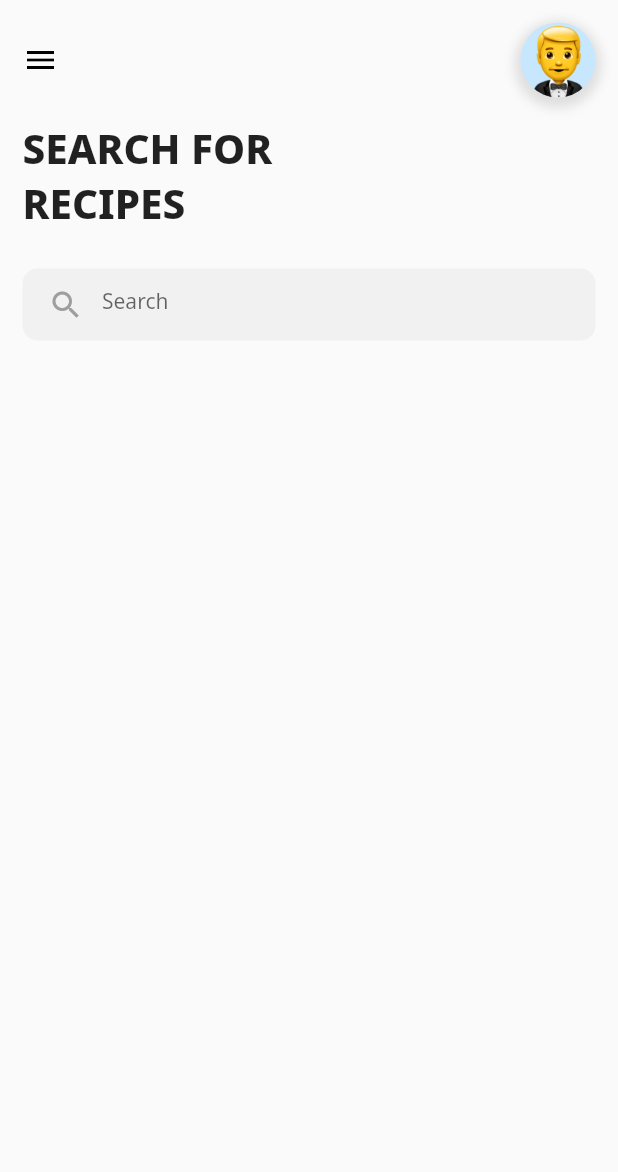
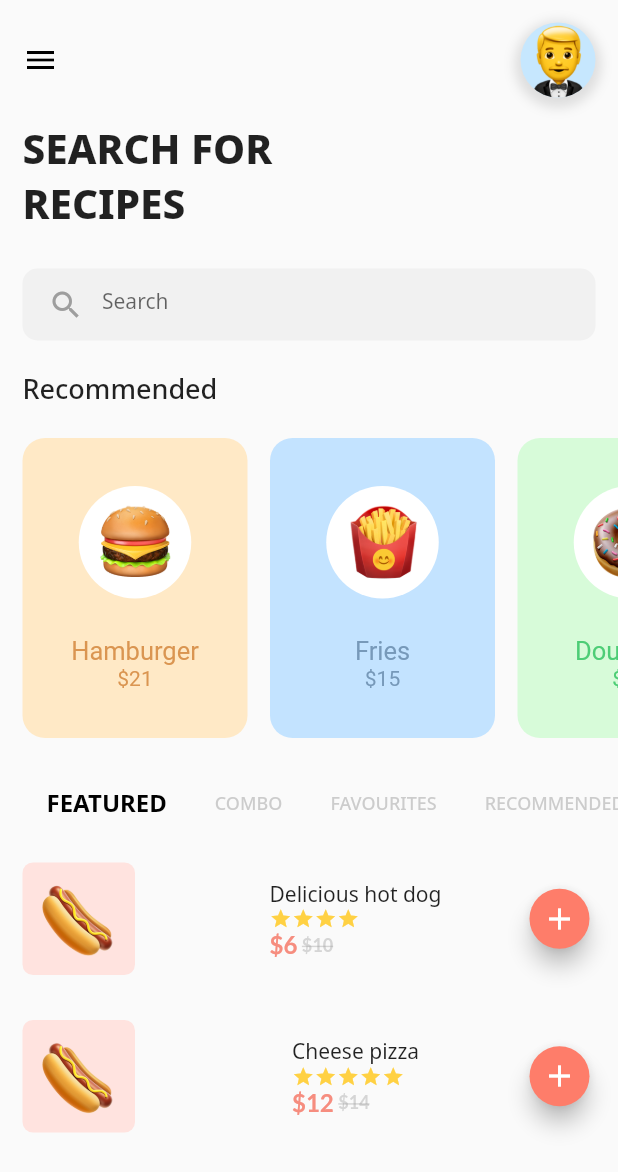
Before and after one commit to DFazekas/food_ordering, a Flutter app: the screen it shows after launch, on a phone screen of 412 x 824 dp. Shown: the top 1172 px of the screen. Run offline on Flutter 3.47's test engine with Material 2 defaults, Android fonts, the phone set to English and light mode, and no system bars; drawn by our look-alikes of smooth_star_rating; our stand-ins replace google_fonts.

Commit message:
Implement Recommendations and Featured sections.

```diff
--- a/lib/screens/dashboard_page.dart
+++ b/lib/screens/dashboard_page.dart
@@ -1,4 +1,5 @@
 import 'package:flutter/material.dart';
+import 'package:food_ordering/screens/food_tabs.dart';
 import 'package:google_fonts/google_fonts.dart';
 
 class Dashboard extends StatefulWidget {
@@ -6,7 +7,16 @@ class Dashboard extends StatefulWidget {
   _DashboardState createState() => _DashboardState();
 }
 
-class _DashboardState extends State<Dashboard> {
+class _DashboardState extends State<Dashboard>
+    with SingleTickerProviderStateMixin {
+  TabController tabController;
+
+  @override
+  void initState() {
+    super.initState();
+    tabController = TabController(vsync: this, length: 4);
+  }
+
   @override
   Widget build(BuildContext context) {
     return Scaffold(
@@ -79,8 +89,140 @@ class _DashboardState extends State<Dashboard> {
               ),
             ),
           ),
+          SizedBox(height: 20.0),
+          // Recommendations.
+          Padding(
+            padding: EdgeInsets.only(left: 15.0),
+            child: Text(
+              "Recommended",
+              style: GoogleFonts.notoSans(
+                  fontWeight: FontWeight.w500, fontSize: 18.0),
+            ),
+          ),
+          SizedBox(height: 20.0),
+          Container(
+              height: 200.0,
+              child: ListView(
+                scrollDirection: Axis.horizontal,
+                children: [
+                  _buildFoodCard(
+                    iconUrl: "assets/burger.png",
+                    foodName: "Hamburger",
+                    price: "21",
+                    boxColor: Color(0xFFFFE9C6),
+                    txtColor: Color(0xFFDA9551),
+                  ),
+                  _buildFoodCard(
+                    iconUrl: "assets/fries.png",
+                    foodName: "Fries",
+                    price: "15",
+                    boxColor: Color(0xFFC3E3FF),
+                    txtColor: Color(0xFF7799B9),
+                  ),
+                  _buildFoodCard(
+                    iconUrl: "assets/doughnut.png",
+                    foodName: "Doughnut",
+                    price: "15",
+                    boxColor: Color(0xFFD7FBD9),
+                    txtColor: Color(0xFF4DCD76),
+                  ),
+                ],
+              )),
+          // Featured.
+          SizedBox(height: 20.0),
+          Padding(
+            padding: EdgeInsets.only(left: 15.0),
+            child: TabBar(
+              controller: tabController,
+              tabs: [
+                Tab(child: Text("FEATURED")),
+                Tab(child: Text("COMBO")),
+                Tab(child: Text("FAVOURITES")),
+                Tab(child: Text("RECOMMENDED")),
+              ],
+              isScrollable: true,
+              indicatorColor: Colors.transparent,
+              labelColor: Colors.black,
+              unselectedLabelColor: Colors.grey.withOpacity(0.5),
+              labelStyle: GoogleFonts.notoSans(
+                  fontSize: 16.0, fontWeight: FontWeight.w700),
+              unselectedLabelStyle: GoogleFonts.notoSans(
+                  fontSize: 12.0, fontWeight: FontWeight.w500),
+            ),
+          ),
+          Container(
+            height: MediaQuery.of(context).size.height - 450.0,
+            child: TabBarView(
+              controller: tabController,
+              children: [
+                FoodTab(),
+                FoodTab(),
+                FoodTab(),
+                FoodTab(),
+              ],
+            ),
+          ),
         ],
       ),
     );
   }
+
+  Widget _buildFoodCard({
+    String iconUrl,
+    String foodName,
+    String price,
+    Color boxColor,
+    Color txtColor,
+  }) {
+    return Padding(
+        padding: EdgeInsets.only(left: 15.0),
+        child: InkWell(
+          onTap: () {},
+          child: Container(
+            height: 175.0,
+            width: 150.0,
+            decoration: BoxDecoration(
+              borderRadius: BorderRadius.circular(15.0),
+              color: boxColor,
+            ),
+            child: Column(
+              mainAxisAlignment: MainAxisAlignment.center,
+              children: [
+                // Item icon.
+                Hero(
+                  tag: foodName,
+                  child: Container(
+                    height: 75.0,
+                    width: 75.0,
+                    decoration: BoxDecoration(
+                      color: Colors.white,
+                      shape: BoxShape.circle,
+                    ),
+                    child: Center(
+                      child: Image.asset(iconUrl, height: 50.0, width: 50.0),
+                    ),
+                  ),
+                ),
+                SizedBox(height: 25.0),
+                // Item name.
+                Text(
+                  foodName,
+                  style: TextStyle(
+                    fontSize: 17.0,
+                    color: txtColor,
+                  ),
+                ),
+                // Item price.
+                Text(
+                  "\$" + price,
+                  style: TextStyle(
+                    fontSize: 14.0,
+                    color: txtColor,
+                  ),
+                ),
+              ],
+            ),
+          ),
+        ));
+  }
 }
--- /dev/null
+++ b/lib/screens/food_tabs.dart
@@ -0,0 +1,126 @@
+import 'package:flutter/material.dart';
+import 'package:smooth_star_rating/smooth_star_rating.dart';
+import 'package:google_fonts/google_fonts.dart';
+
+class FoodTab extends StatefulWidget {
+  @override
+  _FoodTabState createState() => _FoodTabState();
+}
+
+class _FoodTabState extends State<FoodTab> {
+  @override
+  Widget build(BuildContext context) {
+    return Scaffold(
+      body: ListView(
+        children: <Widget>[
+          _buildListItem(
+              foodName: "Delicious hot dog",
+              rating: 4.0,
+              afterPrice: '6',
+              beforePrice: '10',
+              imgPath: 'assets/hotdog.png'),
+          _buildListItem(
+              foodName: "Cheese pizza",
+              rating: 5.0,
+              afterPrice: '12',
+              beforePrice: '14',
+              imgPath: 'assets/hotdog.png'),
+        ],
+      ),
+    );
+  }
+
+  Widget _buildListItem(
+      {String foodName,
+      double rating,
+      String afterPrice,
+      String beforePrice,
+      String imgPath}) {
+    return Padding(
+      padding: EdgeInsets.all(15.0),
+      child: Row(
+        mainAxisAlignment: MainAxisAlignment.spaceBetween,
+        children: <Widget>[
+          // Left column -- image section.
+          Container(
+            width: 110.0,
+            child: Row(children: [
+              Container(
+                  height: 75.0,
+                  width: 75.0,
+                  decoration: BoxDecoration(
+                    borderRadius: BorderRadius.circular(7.0),
+                    color: Color(0xFFFFE3DF),
+                  ),
+                  child: Center(
+                      child: Image.asset(imgPath, height: 50.0, width: 50.0))),
+            ]),
+          ),
+          // Middle column -- content section.
+          Column(
+            crossAxisAlignment: CrossAxisAlignment.start,
+            children: <Widget>[
+              // Food name.
+              Text(
+                foodName,
+                style: GoogleFonts.notoSans(
+                    fontSize: 14.0, fontWeight: FontWeight.w400),
+              ),
+              // Food rating.
+              SmoothStarRating(
+                allowHalfRating: false,
+                onRated: (v) {},
+                starCount: rating.toInt(),
+                rating: rating,
+                color: Color(0xFFFFD143),
+                borderColor: Color(0xFFFFD143),
+                size: 15.0,
+                spacing: 0.0,
+                isReadOnly: true,
+              ),
+              // Food price.
+              Row(
+                children: <Widget>[
+                  // New price.
+                  Text(
+                    '\$' + afterPrice,
+                    style: GoogleFonts.lato(
+                      fontSize: 16.0,
+                      fontWeight: FontWeight.w600,
+                      textStyle: TextStyle(
+                        color: Color(0xFFF68D7F),
+                      ),
+                    ),
+                  ),
+                  SizedBox(width: 3.0),
+                  // Old price.
+                  Text(
+                    '\$' + beforePrice,
+                    style: GoogleFonts.lato(
+                      fontSize: 12.0,
+                      decoration: TextDecoration.lineThrough,
+                      fontWeight: FontWeight.w600,
+                      textStyle: TextStyle(
+                        color: Colors.grey.withOpacity(0.4),
+                      ),
+                    ),
+                  ),
+                ],
+              )
+            ],
+          ),
+          // Right column -- button section.
+          FloatingActionButton(
+            heroTag: foodName,
+            mini: true,
+            onPressed: () {},
+            child: Center(
+              child: Icon(Icons.add, color: Colors.white),
+            ),
+            backgroundColor: Color(0xFFFE7D6A),
+          ),
+        ],
+      ),
+    );
+  }
+}
--- a/pubspec.yaml
+++ b/pubspec.yaml
@@ -35,6 +35,7 @@ dev_dependencies:
   integration_test:
     sdk: flutter
   google_fonts: ^1.1.1
+  smooth_star_rating: ^1.1.1
 
 # For information on the generic Dart part of this file, see the
 # following page: https://dart.dev/tools/pub/pubspec
```
Also changed, not shown: pubspec.lock.
